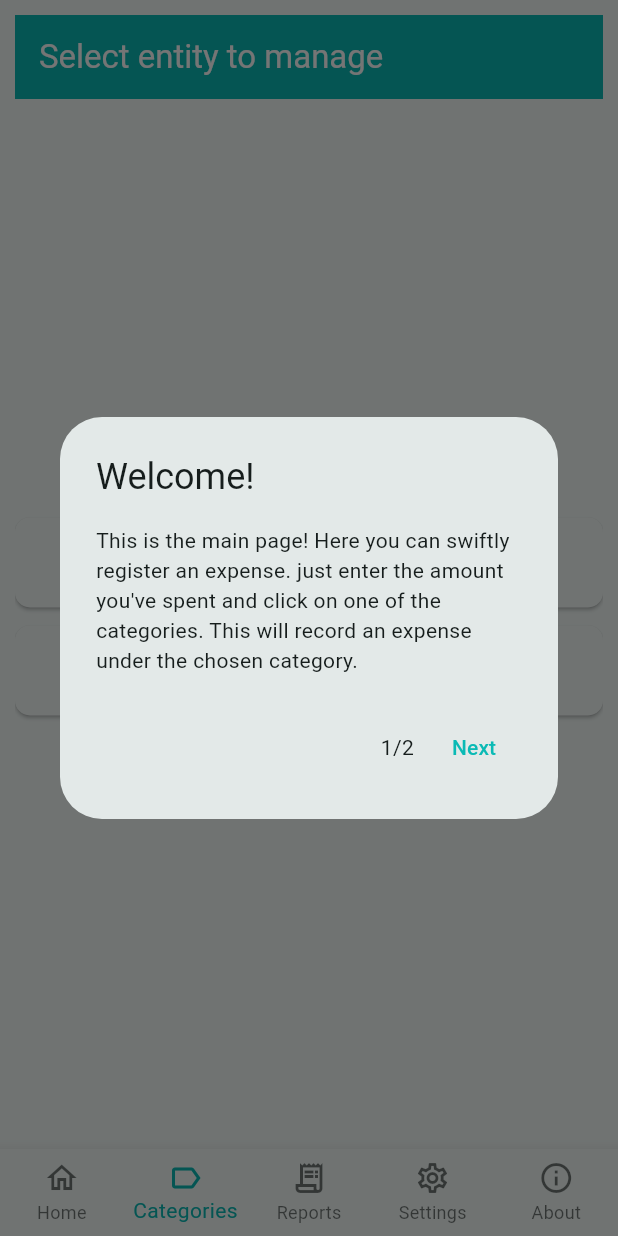
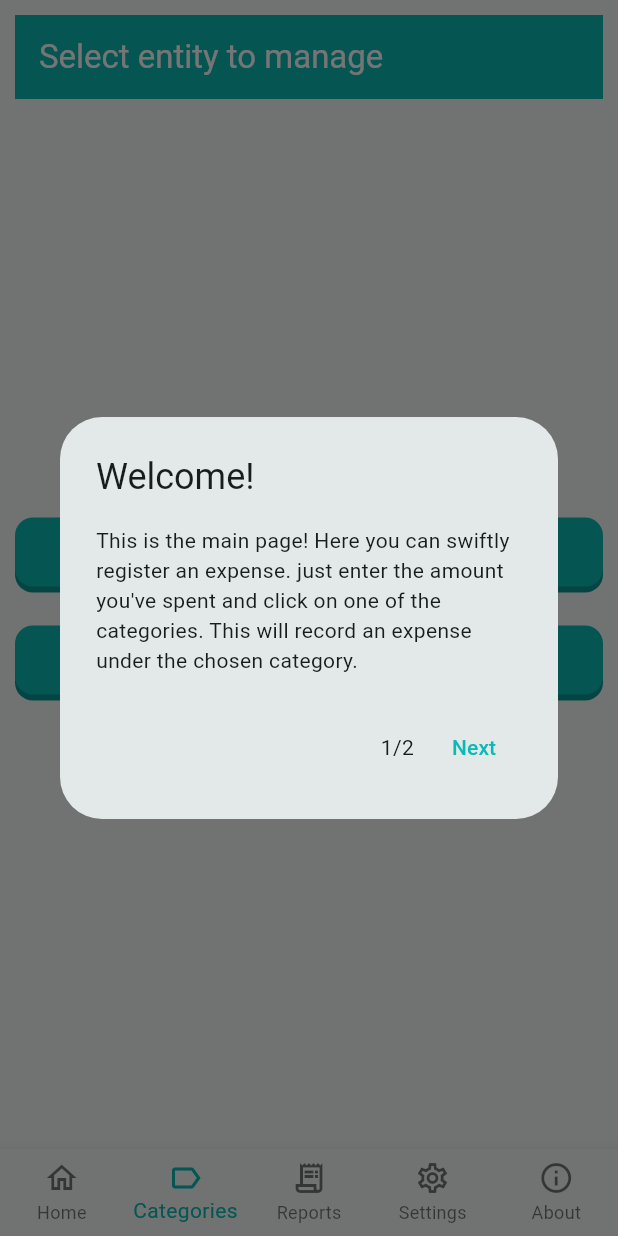
Before and after one commit to vicortez/spending-tracker, a Flutter app: the ChooseEntityToManagePage screen opened by its route, on a phone screen of 412 x 824 dp. Run offline on Flutter 3.47's test engine with Material 3 defaults, Android fonts, the phone set to English and light mode, and no system bars; our stand-ins replace file_picker, fl_chart, go_router, share_plus, shared_preferences; missing offline and left inert: excel; accounts and stored records are empty.

Commit message:
add cool buttons

```diff
--- a/lib/components/navigation_shell.dart
+++ b/lib/components/navigation_shell.dart
@@ -1,9 +1,6 @@
 import 'package:flutter/material.dart';
-import 'package:provider/provider.dart';
 import 'package:spending_tracker/components/app_bottom_navigation_bar.dart';
 import 'package:spending_tracker/components/onboarding_handler.dart';
-import 'package:spending_tracker/repository/config/config_provider.dart';
-import 'package:spending_tracker/repository/focused_month/focused_month_provider.dart';
 
 class MainNavigationShell extends StatelessWidget {
   final Widget child;
@@ -12,9 +9,6 @@ class MainNavigationShell extends StatelessWidget {
 
   @override
   Widget build(BuildContext context) {
-    var configProvider = context.watch<ConfigProvider>();
-    var focusedMonthProvider = context.watch<FocusedMonthProvider>();
-
     return OnboardingHandler(
       child: Scaffold(
         body: SafeArea(
--- a/lib/components/ui/my_button.dart
+++ b/lib/components/ui/basic_button.dart
@@ -3,12 +3,12 @@ import 'package:spending_tracker/utils/color_utils.dart';
 
 enum ButtonType { normal, danger }
 
-class MyButton extends StatelessWidget {
+class BasicButton extends StatelessWidget {
   final String text;
   final VoidCallback? onPressed;
   final ButtonType type;
 
-  const MyButton({super.key, required this.text, this.onPressed, this.type = ButtonType.normal});
+  const BasicButton({super.key, required this.text, this.onPressed, this.type = ButtonType.normal});
 
   @override
   Widget build(BuildContext context) {
--- /dev/null
+++ b/lib/components/ui/cool_button.dart
@@ -0,0 +1,123 @@
+import 'package:flutter/material.dart';
+import 'package:spending_tracker/utils/color_utils.dart';
+
+enum ButtonType { normal, danger }
+
+class CoolButton extends StatefulWidget {
+  final String text;
+  final VoidCallback? onPressed;
+  final ButtonType type;
+  final bool isOutline;
+  final Color? bgColor;
+  final Color? textColor;
+
+  const CoolButton({
+    super.key,
+    required this.text,
+    this.onPressed,
+    this.type = ButtonType.normal,
+    this.isOutline = false,
+    this.bgColor,
+    this.textColor,
+  });
+
+  @override
+  State<CoolButton> createState() => _CoolButtonState();
+}
+
+class _CoolButtonState extends State<CoolButton> {
+  bool _isPressed = false;
+
+  @override
+  Widget build(BuildContext context) {
+    final bool isEnabled = widget.onPressed != null;
+    final colorScheme = Theme.of(context).colorScheme;
+
+    Color faceColor;
+    Color baseColor;
+    Color textColor;
+
+    // Determine colors based on type and custom overrides
+    switch (widget.type) {
+      case ButtonType.normal:
+        faceColor =
+            widget.bgColor ??
+            (isEnabled ? colorScheme.primary : colorScheme.onSurface.withOpacity(0.12));
+        textColor =
+            widget.textColor ??
+            (isEnabled ? colorScheme.onPrimary : colorScheme.onSurface.withOpacity(0.38));
+        break;
+      case ButtonType.danger:
+        faceColor = widget.bgColor ?? (isEnabled ? Colors.red : Colors.red.withOpacity(0.3));
+        textColor = widget.textColor ?? Colors.white;
+        break;
+    }
+
+    baseColor = darken(faceColor, 20);
+
+    // Handle outline variant
+    if (widget.isOutline) {
+      textColor = faceColor;
+      faceColor = Colors.transparent;
+      baseColor = isEnabled ? textColor.withOpacity(0.1) : Colors.transparent;
+    }
+
+    const double borderRadius = 12.0;
+    const double depth = 4.0;
+    const double buttonHeight = 50.0;
+
+    return GestureDetector(
+      onTapDown: isEnabled ? (_) => setState(() => _isPressed = true) : null,
+      onTapUp: isEnabled
+          ? (_) {
+              setState(() => _isPressed = false);
+              widget.onPressed?.call();
+            }
+          : null,
+      onTapCancel: isEnabled ? () => setState(() => _isPressed = false) : null,
+      child: IntrinsicHeight(
+        child: Stack(
+          children: [
+            // Base layer (Shadow/Depth)
+            if (!(_isPressed && isEnabled))
+              Container(
+                margin: const EdgeInsets.only(top: depth),
+                decoration: BoxDecoration(
+                  color: baseColor,
+                  borderRadius: BorderRadius.circular(borderRadius),
+                ),
+                child: const SizedBox(width: double.infinity, height: buttonHeight - depth),
+              ),
+            // Face layer
+            AnimatedContainer(
+              duration: const Duration(milliseconds: 70),
+              margin: EdgeInsets.only(
+                bottom: (isEnabled && _isPressed) ? 0 : depth,
+                top: (isEnabled && _isPressed) ? depth : 0,
+              ),
+              decoration: BoxDecoration(
+                color: faceColor,
+                borderRadius: BorderRadius.circular(borderRadius),
+                border: widget.isOutline ? Border.all(color: textColor, width: 2) : null,
+              ),
+              child: Container(
+                width: double.infinity,
+                height: buttonHeight - depth,
+                alignment: Alignment.center,
+                padding: const EdgeInsets.symmetric(horizontal: 16),
+                child: Text(
+                  widget.text, // Removed .toUpperCase()
+                  style: TextStyle(
+                    color: textColor,
+                    fontWeight: FontWeight.bold,
+                    letterSpacing: 1.2,
+                  ),
+                ),
+              ),
+            ),
+          ],
+        ),
+      ),
+    );
+  }
+}
--- a/lib/pages/choose_entity_to_manage_page.dart
+++ b/lib/pages/choose_entity_to_manage_page.dart
@@ -1,5 +1,5 @@
 import 'package:flutter/material.dart';
-import 'package:spending_tracker/components/ui/my_button.dart';
+import 'package:spending_tracker/components/ui/cool_button.dart';
 import 'package:spending_tracker/pages/manage_categories_page.dart';
 import 'package:spending_tracker/pages/manage_domains_page.dart';
 
@@ -26,7 +26,7 @@ class ChooseEntityToManagePage extends StatelessWidget {
                     Expanded(
                       child: SizedBox(
                         height: buttonHeight,
-                        child: MyButton(
+                        child: CoolButton(
                           text: 'Manage Categories',
                           type: ButtonType.normal,
                           onPressed: () {
@@ -46,7 +46,7 @@ class ChooseEntityToManagePage extends StatelessWidget {
                     Expanded(
                       child: SizedBox(
                         height: buttonHeight,
-                        child: MyButton(
+                        child: CoolButton(
                           text: 'Manage Domains',
                           type: ButtonType.normal,
                           onPressed: () {
--- a/lib/pages/home_page.dart
+++ b/lib/pages/home_page.dart
@@ -3,7 +3,7 @@ import 'dart:collection';
 import 'package:flutter/material.dart';
 import 'package:flutter/services.dart';
 import 'package:provider/provider.dart';
-import 'package:spending_tracker/components/ui/my_button.dart';
+import 'package:spending_tracker/components/ui/cool_button.dart';
 import 'package:spending_tracker/repository/category/category.dart';
 import 'package:spending_tracker/repository/category/category_provider.dart';
 import 'package:spending_tracker/repository/domain/domain.dart';
@@ -68,7 +68,7 @@ class _HomePageState extends State<HomePage> {
                     ListView.separated(
                       itemBuilder: (context, index2) {
                         var category = catByDomain[domain]![index2];
-                        return MyButton(
+                        return CoolButton(
                           text: category.name,
                           onPressed: () {
                             handleSubmitExpense(
```
Also changed, not shown: lib/components/edit_expense_form.dart (+4 -4 lines), lib/pages/button_showcase_page.dart (added, +80 -0 lines), lib/pages/edit_category_page.dart (+4 -4 lines), lib/pages/experimental_page.dart (+14 -2 lines), lib/pages/settings_page.dart (+5 -5 lines).
